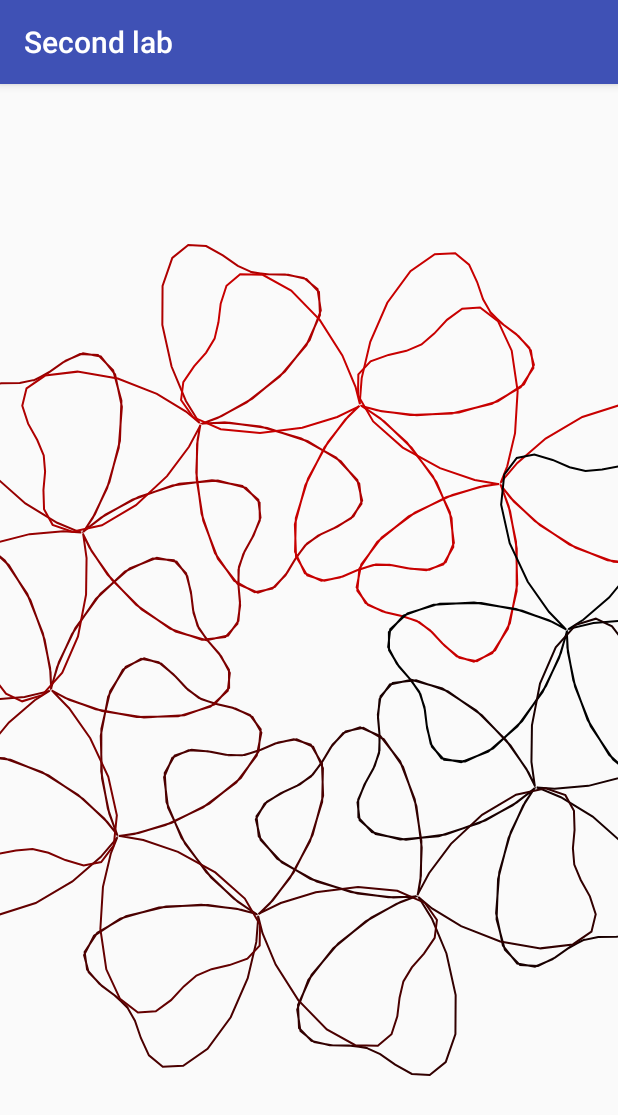
After one commit to Nickolas981/CompGraph, an Android app: the LabTwoActivity screen opened directly, with no data from a screen before it, on a phone screen of 412 x 824 dp. The commit adds this screen. Shown: the top 1115 px of the screen. Run offline under Robolectric (Android 15) with nearby library versions, the phone set to English and light mode, and no system bars.

Commit message:
Finished second lab

```diff
--- a/app/src/main/AndroidManifest.xml
+++ b/app/src/main/AndroidManifest.xml
@@ -16,6 +16,7 @@
                 <category android:name="android.intent.category.LAUNCHER" />
             </intent-filter>
         </activity>
+        <activity android:name=".lab2.LabTwoActivity" />
         <activity android:name=".lab1.LabOneActivity" />
     </application>
 
--- a/app/src/main/java/ua/kpi/dongumen/compgraph/MainActivity.kt
+++ b/app/src/main/java/ua/kpi/dongumen/compgraph/MainActivity.kt
@@ -6,6 +6,7 @@ import kotlinx.android.synthetic.main.activity_main.*
 import ua.kpi.dongumen.compgraph.extensions.onClick
 import ua.kpi.dongumen.compgraph.extensions.startActivity
 import ua.kpi.dongumen.compgraph.lab1.LabOneActivity
+import ua.kpi.dongumen.compgraph.lab2.LabTwoActivity
 
 class MainActivity : AppCompatActivity() {
 
@@ -14,5 +15,6 @@ class MainActivity : AppCompatActivity() {
         setContentView(R.layout.activity_main)
 
         first_lab.onClick { startActivity<LabOneActivity>() }
+        second_lab.onClick { startActivity<LabTwoActivity>() }
     }
 }
--- /dev/null
+++ b/app/src/main/java/ua/kpi/dongumen/compgraph/lab2/LabTwoActivity.kt
@@ -0,0 +1,63 @@
+package ua.kpi.dongumen.compgraph.lab2
+
+import android.animation.ValueAnimator
+import android.os.Bundle
+import android.support.v7.app.AppCompatActivity
+import kotlinx.android.synthetic.main.activity_lab_two.*
+import ua.kpi.dongumen.compgraph.R
+import ua.kpi.dongumen.compgraph.extensions.onClick
+import ua.kpi.dongumen.compgraph.extensions.onLongClick
+
+class LabTwoActivity : AppCompatActivity() {
+
+    private val countAnimation by lazy {
+        val valueAnimator = ValueAnimator.ofInt(10, 300, 10)
+        valueAnimator.duration = 3000
+        valueAnimator.addUpdateListener {
+            my_view2.count = it.animatedValue as Int
+            my_view2.invalidate()
+        }
+
+        valueAnimator.repeatCount = ValueAnimator.INFINITE
+        valueAnimator
+    }
+
+    private val pulsingAnimation by lazy {
+        val valueAnimator = ValueAnimator.ofInt(20, 250, 20)
+        valueAnimator.duration = 3000
+        valueAnimator.addUpdateListener {
+            my_view2.r = it.animatedValue as Int
+            my_view2.invalidate()
+        }
+
+        valueAnimator.repeatCount = ValueAnimator.INFINITE
+        valueAnimator
+    }
+
+    override fun onCreate(savedInstanceState: Bundle?) {
+        super.onCreate(savedInstanceState)
+        setContentView(R.layout.activity_lab_two)
+        setTitle(R.string.second_lab)
+
+        my_view2.onClick { fromZeroToSixty() }
+        my_view2.onLongClick { startPulsing() }
+
+    }
+
+
+    private fun startPulsing() {
+        when {
+            pulsingAnimation.isPaused -> pulsingAnimation.resume()
+            pulsingAnimation.isRunning -> pulsingAnimation.pause()
+            else -> pulsingAnimation.start()
+        }
+    }
+
+    private fun fromZeroToSixty() {
+        when {
+            countAnimation.isPaused -> countAnimation.resume()
+            countAnimation.isRunning -> countAnimation.pause()
+            else -> countAnimation.start()
+        }
+    }
+}
--- /dev/null
+++ b/app/src/main/java/ua/kpi/dongumen/compgraph/lab2/LabTwoView.kt
@@ -0,0 +1,80 @@
+package ua.kpi.dongumen.compgraph.lab2
+
+import android.content.Context
+import android.graphics.Canvas
+import android.graphics.Color
+import android.graphics.Paint
+import android.graphics.Path
+import android.util.AttributeSet
+import android.util.Log
+import android.view.View
+
+
+class LabTwoView : View {
+    constructor(context: Context) : super(context)
+
+    constructor(context: Context, attrs: AttributeSet?) : super(context, attrs)
+
+    constructor(context: Context, attrs: AttributeSet?, defStyleAttr: Int) : super(context, attrs, defStyleAttr)
+
+    var count = 10
+    private var degrees: Float = 0F
+        get() = 360F / count
+    private var colorStep: Int = 0
+        get() = 255 / count
+
+    private val paint by lazy {
+        Paint().apply { style = Paint.Style.STROKE }
+                .apply { color = Color.rgb(0, 0, 0) }
+                .apply { strokeWidth = 2f }
+    }
+    var r = 80
+    private val path = Path()
+
+
+    override fun onDraw(c: Canvas) {
+        super.onDraw(c)
+        val halfWidth = width.toFloat() / 2
+        val halfHeight = height.toFloat() / 2
+
+        initV7()
+        c.drawPath(path, paint)
+        for (i in 0 until count - 1) {
+            c.save()
+            paint.color = Color.rgb(colorStep * i, 0, 0)
+            c.rotate(degrees, halfWidth, halfHeight)
+            c.drawPath(path, paint)
+        }
+    }
+
+    private fun getPoint(t: Double): Point {
+        val a = 3
+        val b = 3
+        val x = r * (1 + Math.cos((a * t)) + Math.pow(Math.sin(b * t), 2.0)) * Math.cos(t)
+        val y = r * (1 + Math.cos((a * t)) + Math.pow(Math.sin(b * t), 2.0)) * Math.sin(t)
+        return Point(x, y)
+    }
+
+
+    private fun initV7() {
+        val n = 3
+        path.reset()
+
+        var t = 0.toDouble()
+        val points = mutableListOf<Point>()
+        while (t <= n * Math.PI) {
+            val point = getPoint(t)
+            points.add(point)
+            Log.d("Point123", point.toString())
+            t += 0.1
+        }
+
+        path.moveTo(points[0].x.toFloat() + 500, points[0].y.toFloat() + 400)
+
+        points.forEach {
+            path.lineTo(it.x.toFloat() + 500, it.y.toFloat() + 400)
+        }
+    }
+
+    data class Point(var x: Double, var y: Double)
+}
--- /dev/null
+++ b/app/src/main/res/layout/activity_lab_two.xml
@@ -0,0 +1,16 @@
+<?xml version="1.0" encoding="utf-8"?>
+<LinearLayout xmlns:android="http://schemas.android.com/apk/res/android"
+    xmlns:tools="http://schemas.android.com/tools"
+    android:layout_width="match_parent"
+    android:layout_height="match_parent"
+    android:orientation="vertical"
+    tools:context=".MainActivity">
+
+    <ua.kpi.dongumen.compgraph.lab2.LabTwoView
+        android:id="@+id/my_view2"
+        android:layout_width="match_parent"
+        android:layout_height="0dp"
+        android:layout_weight="1" />
+
+
+</LinearLayout>
--- a/app/src/main/res/values/strings.xml
+++ b/app/src/main/res/values/strings.xml
@@ -1,4 +1,5 @@
 <resources>
     <string name="app_name">CompGraph</string>
     <string name="first_lab">First lab</string>
+    <string name="second_lab">Second lab</string>
 </resources>
```
Also changed, not shown: app/src/main/res/layout/activity_main.xml (+7 -0 lines).
